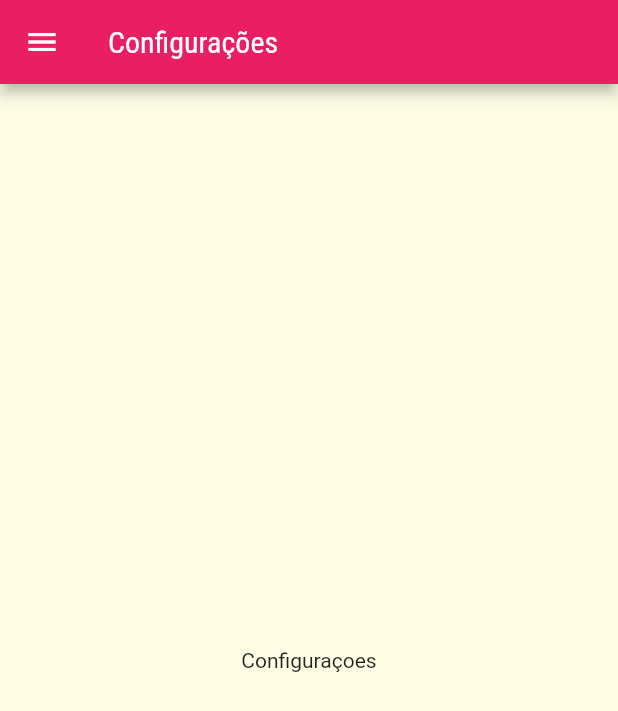
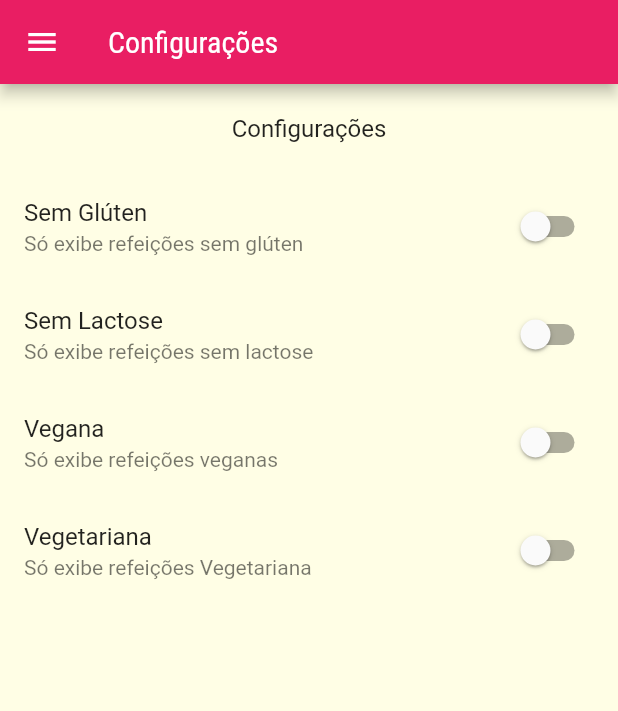
Before and after one commit to pjfernandes/meals, a Flutter app: the SettingsScreen screen opened by its route, on a phone screen of 412 x 824 dp. Shown: the top 711 px of the screen. Run offline on Flutter 3.47's test engine with Material 2 defaults, Android fonts, the phone set to English and light mode, and no system bars; network calls fail.

Commit message:
settings screens with switches

```diff
--- /dev/null
+++ b/lib/models/settings.dart
@@ -0,0 +1,13 @@
+class Settings {
+  bool isGlutenFree;
+  bool isLactoseFree;
+  bool isVegan;
+  bool isVegetarian;
+
+  Settings({
+    this.isGlutenFree = false,
+    this.isLactoseFree = false,
+    this.isVegan = false,
+    this.isVegetarian = false,
+  });
+}
--- a/lib/screens/meal_detail_screen.dart
+++ b/lib/screens/meal_detail_screen.dart
@@ -90,6 +90,15 @@ class MealDetailScreen extends StatelessWidget {
           ],
         ),
       ),
+      floatingActionButton: FloatingActionButton(
+        child: Icon(
+          Icons.star,
+          color: Colors.black,
+        ),
+        onPressed: () {
+          Navigator.of(context).pop();
+        },
+      ),
     );
   }
 }
--- a/lib/screens/settings_screen.dart
+++ b/lib/screens/settings_screen.dart
@@ -2,9 +2,31 @@ import 'package:flutter/src/widgets/container.dart';
 import 'package:flutter/src/widgets/framework.dart';
 import 'package:flutter/material.dart';
 import '../components/main_drawer.dart';
+import '../models/settings.dart';
 
-class SettingsScreen extends StatelessWidget {
+class SettingsScreen extends StatefulWidget {
   const SettingsScreen({super.key});
+
+  @override
+  State<SettingsScreen> createState() => _SettingsScreenState();
+}
+
+class _SettingsScreenState extends State<SettingsScreen> {
+  var settings = Settings();
+
+  Widget _createSwitch(
+    String title,
+    String subtitle,
+    bool value,
+    Function(bool) onChanged,
+  ) {
+    return SwitchListTile.adaptive(
+      title: Text(title),
+      subtitle: Text(subtitle),
+      value: value,
+      onChanged: onChanged,
+    );
+  }
 
   @override
   Widget build(BuildContext context) {
@@ -13,8 +35,52 @@ class SettingsScreen extends StatelessWidget {
         title: Text("Configurações"),
       ),
       drawer: MainDrawer(),
-      body: Center(
-        child: Text("Configuraçoes"),
+      body: Column(
+        children: [
+          Container(
+            padding: EdgeInsets.all(20),
+            child: Text(
+              'Configurações',
+              style: Theme.of(context).textTheme.titleMedium,
+            ),
+          ),
+          Expanded(
+            child: ListView(
+              children: [
+                _createSwitch(
+                  'Sem Glúten',
+                  'Só exibe refeições sem glúten',
+                  settings.isGlutenFree,
+                  (value) => setState(
+                    (() => settings.isGlutenFree = value),
+                  ),
+                ),
+                _createSwitch(
+                  'Sem Lactose',
+                  'Só exibe refeições sem lactose',
+                  settings.isLactoseFree,
+                  (value) => setState(
+                    (() => settings.isLactoseFree = value),
+                  ),
+                ),
+                _createSwitch(
+                    'Vegana',
+                    'Só exibe refeições veganas',
+                    settings.isVegan,
+                    (value) => setState(
+                          (() => settings.isVegan = value),
+                        )),
+                _createSwitch(
+                    'Vegetariana',
+                    'Só exibe refeições Vegetariana',
+                    settings.isVegetarian,
+                    (value) => setState(
+                          (() => settings.isVegetarian = value),
+                        ))
+              ],
+            ),
+          ),
+        ],
       ),
     );
   }
```
